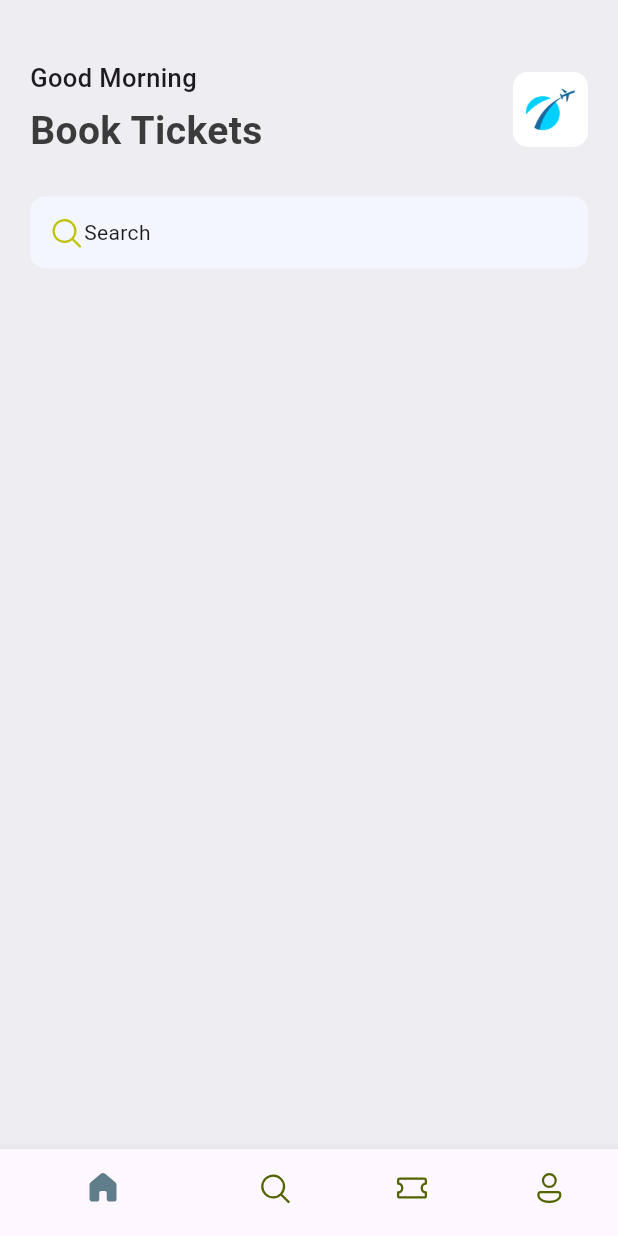
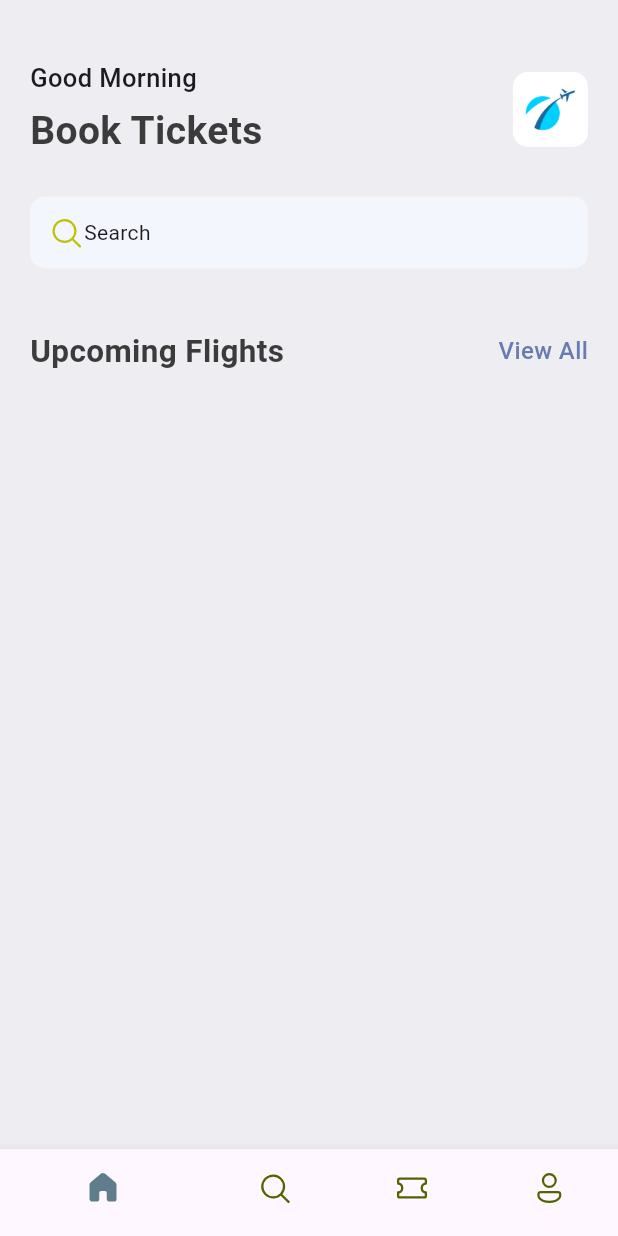
Before and after one commit to fateh97/ticket_app, a Flutter app: the screen it shows after launch, on a phone screen of 412 x 824 dp. Run offline on Flutter 3.47's test engine with Material 3 defaults, Android fonts, the phone set to English and light mode, and no system bars; our stand-ins replace fluentui_icons.

Commit message:
add second text style

```diff
--- a/lib/base/res/styles/app_styles.dart
+++ b/lib/base/res/styles/app_styles.dart
@@ -7,11 +7,19 @@ class AppStyles{
   static Color bgColor = const Color(0xFFeeedf2);
   static Color textColor = const Color(0xFF3b3b3b);
 
+  static TextStyle textStyle = TextStyle(
+      fontSize: 16,
+      color: textColor,
+      fontWeight: FontWeight.w500);
   static TextStyle headLineStyle1 = TextStyle(
       fontSize: 26,
       fontWeight: FontWeight.bold,
       color: textColor);
-
+  static TextStyle headLineStyle2 = TextStyle(
+      fontSize: 21,
+      fontWeight: FontWeight.bold,
+      color: textColor
+  );
   static TextStyle headLineStyle3 = const TextStyle(
       fontSize: 17,
       fontWeight: FontWeight.w500);
--- /dev/null
+++ b/lib/base/widgets/app_double_text.dart
@@ -0,0 +1,30 @@
+import 'package:flutter/cupertino.dart';
+import 'package:flutter/material.dart';
+
+import '../res/styles/app_styles.dart';
+
+class AppDoubleText extends StatelessWidget {
+  const AppDoubleText(
+      {Key? key, required this.bigText, required this.smallText}):
+      super(key:key);
+  final String bigText;
+  final String smallText;
+
+  @override
+  Widget build(BuildContext context) {
+    return Row(
+      mainAxisAlignment: MainAxisAlignment.spaceBetween,
+      children: [
+        Text(bigText, style: AppStyles.headLineStyle2,),
+        InkWell(
+          onTap: (){
+
+          },
+          child: Text(smallText, style: AppStyles.textStyle.copyWith(
+            color: AppStyles.primaryColor
+          )),
+        )
+      ],
+    );
+  }
+}
--- a/lib/main.dart
+++ b/lib/main.dart
@@ -2,7 +2,6 @@ import 'package:flutter/material.dart';
 import 'package:ticket_app/base/bottom_nav_bar.dart';
 
 void main() {
-
   runApp(const MyApp());
 }
 
--- a/lib/screens/home_screen.dart
+++ b/lib/screens/home_screen.dart
@@ -6,6 +6,7 @@ import 'package:flutter/material.dart';
 import 'package:flutter/widgets.dart';
 import 'package:ticket_app/base/res/media.dart';
 import 'package:ticket_app/base/res/styles/app_styles.dart';
+import 'package:ticket_app/base/widgets/app_double_text.dart';
 
 class HomeScreen extends StatelessWidget {
   const HomeScreen({super.key});
@@ -61,10 +62,13 @@ class HomeScreen extends StatelessWidget {
                       Text("Search")
                     ],
                   ),
-                )
+                ),
+                const SizedBox(height: 40,),
+                const AppDoubleText(bigText: 'Upcoming Flights',smallText: 'View All',),
               ],
             ),
-          )
+          ),
+
         ],
       ),
     );
```
